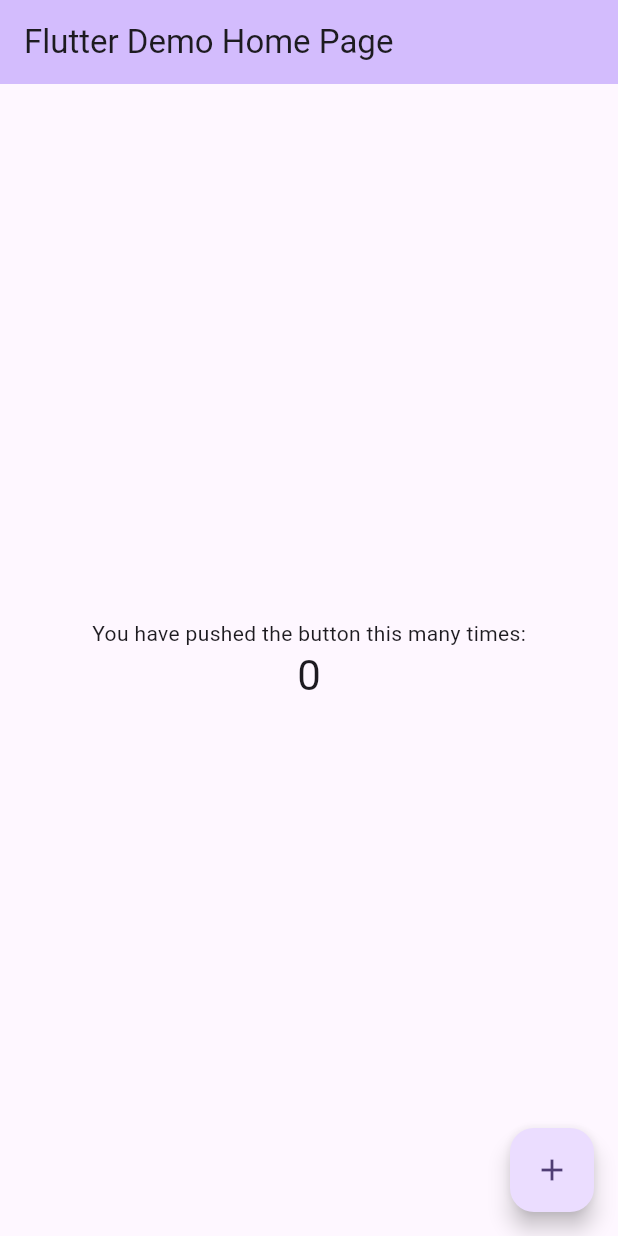
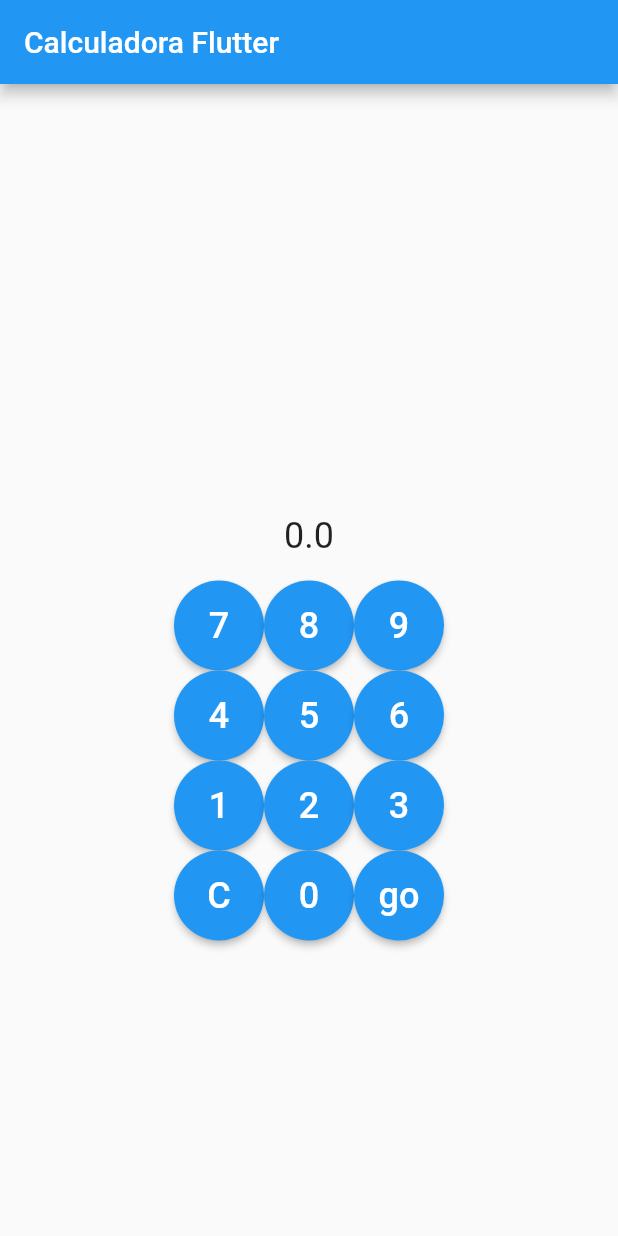
Before and after one commit to miguelvh-coder/app_oper, a Flutter app: the screen it shows after launch, on a phone screen of 412 x 824 dp. Run offline on Flutter 3.47's test engine with Material 2 defaults, Android fonts, the phone set to English and light mode, and no system bars; our stand-ins replace get.

Commit message:
Add files via upload

```diff
--- a/lib/main.dart
+++ b/lib/main.dart
@@ -1,125 +1,123 @@
 import 'package:flutter/material.dart';
+import 'ui/pages/pregunta.dart';
 
 void main() {
-  runApp(const MyApp());
+  runApp(CalculatorApp());
 }
 
-class MyApp extends StatelessWidget {
-  const MyApp({super.key});
-
-  // This widget is the root of your application.
+class CalculatorApp extends StatelessWidget {
   @override
   Widget build(BuildContext context) {
     return MaterialApp(
-      title: 'Flutter Demo',
-      theme: ThemeData(
-        // This is the theme of your application.
-        //
-        // TRY THIS: Try running your application with "flutter run". You'll see
-        // the application has a blue toolbar. Then, without quitting the app,
-        // try changing the seedColor in the colorScheme below to Colors.green
-        // and then invoke "hot reload" (save your changes or press the "hot
-        // reload" button in a Flutter-supported IDE, or press "r" if you used
-        // the command line to start the app).
-        //
-        // Notice that the counter didn't reset back to zero; the application
-        // state is not lost during the reload. To reset the state, use hot
-        // restart instead.
-        //
-        // This works for code too, not just values: Most code changes can be
-        // tested with just a hot reload.
-        colorScheme: ColorScheme.fromSeed(seedColor: Colors.deepPurple),
-        useMaterial3: true,
-      ),
-      home: const MyHomePage(title: 'Flutter Demo Home Page'),
+      home: Calculator(),
     );
   }
 }
 
-class MyHomePage extends StatefulWidget {
-  const MyHomePage({super.key, required this.title});
-
-  // This widget is the home page of your application. It is stateful, meaning
-  // that it has a State object (defined below) that contains fields that affect
-  // how it looks.
-
-  // This class is the configuration for the state. It holds the values (in this
-  // case the title) provided by the parent (in this case the App widget) and
-  // used by the build method of the State. Fields in a Widget subclass are
-  // always marked "final".
-
-  final String title;
-
+class Calculator extends StatefulWidget {
   @override
-  State<MyHomePage> createState() => _MyHomePageState();
+  _CalculatorState createState() => _CalculatorState();
 }
 
-class _MyHomePageState extends State<MyHomePage> {
-  int _counter = 0;
+class _CalculatorState extends State<Calculator> {
+  String input = "";
+  double result = 0.0;
 
-  void _incrementCounter() {
+  void _onButtonPressed(String buttonText) {
     setState(() {
-      // This call to setState tells the Flutter framework that something has
-      // changed in this State, which causes it to rerun the build method below
-      // so that the display can reflect the updated values. If we changed
-      // _counter without calling setState(), then the build method would not be
-      // called again, and so nothing would appear to happen.
-      _counter++;
+      if (buttonText == "C") {
+        input = "";
+        result = 0.0;
+      } else if (buttonText == "=") {
+        try {
+          result = evalExpression(input);
+        } catch (e) {
+          result = 0.0;
+        }
+      } else {
+        input += buttonText;
+      }
     });
+  }
+
+  double evalExpression(String expression) {
+    return double.tryParse(expression) ?? 0.0;
+  }
+
+  Widget buildCircularButton(String buttonText, {Color? buttonColor}) {
+    buttonColor ??= Colors.blue; // Color predeterminado
+    if (buttonText == "=") {
+      buttonColor = Colors.orange; // Cambia el color del botón "=" a naranja
+    }
+
+    return Container(
+      width: 60.0,
+      height: 60.0,
+      child: ElevatedButton(
+        onPressed: () {
+          _onButtonPressed(buttonText);
+        },
+        child: Text(
+          buttonText,
+          style: TextStyle(fontSize: 24.0),
+        ),
+        style: ElevatedButton.styleFrom(
+          shape: CircleBorder(),
+          padding: EdgeInsets.all(16.0),
+          primary: buttonColor, // Establece el color del botón
+        ),
+      ),
+    );
   }
 
   @override
   Widget build(BuildContext context) {
-    // This method is rerun every time setState is called, for instance as done
-    // by the _incrementCounter method above.
-    //
-    // The Flutter framework has been optimized to make rerunning build methods
-    // fast, so that you can just rebuild anything that needs updating rather
-    // than having to individually change instances of widgets.
+    List<List<String>> buttonGrid = [
+      ["7", "8", "9"],
+      ["4", "5", "6"],
+      ["1", "2", "3"],
+      ["C", "0", "go"],
+    ];
+
+    List<Widget> buttonRows = [];
+
+    for (List<String> row in buttonGrid) {
+      List<Widget> rowButtons = [];
+      for (String buttonText in row) {
+        rowButtons.add(buildCircularButton(buttonText));
+      }
+      buttonRows.add(Row(
+        children: rowButtons,
+        mainAxisAlignment: MainAxisAlignment.center,
+      ));
+    }
+
     return Scaffold(
       appBar: AppBar(
-        // TRY THIS: Try changing the color here to a specific color (to
-        // Colors.amber, perhaps?) and trigger a hot reload to see the AppBar
-        // change color while the other colors stay the same.
-        backgroundColor: Theme.of(context).colorScheme.inversePrimary,
-        // Here we take the value from the MyHomePage object that was created by
-        // the App.build method, and use it to set our appbar title.
-        title: Text(widget.title),
+        title: Text("Calculadora Flutter"),
       ),
-      body: Center(
-        // Center is a layout widget. It takes a single child and positions it
-        // in the middle of the parent.
-        child: Column(
-          // Column is also a layout widget. It takes a list of children and
-          // arranges them vertically. By default, it sizes itself to fit its
-          // children horizontally, and tries to be as tall as its parent.
-          //
-          // Column has various properties to control how it sizes itself and
-          // how it positions its children. Here we use mainAxisAlignment to
-          // center the children vertically; the main axis here is the vertical
-          // axis because Columns are vertical (the cross axis would be
-          // horizontal).
-          //
-          // TRY THIS: Invoke "debug painting" (choose the "Toggle Debug Paint"
-          // action in the IDE, or press "p" in the console), to see the
-          // wireframe for each widget.
-          mainAxisAlignment: MainAxisAlignment.center,
-          children: <Widget>[
-            const Text(
-              'You have pushed the button this many times:',
+      body: Column(
+        mainAxisAlignment: MainAxisAlignment.center,
+        children: [
+          Container(
+            padding: EdgeInsets.all(16.0),
+            child: Text(
+              input,
+              style: TextStyle(fontSize: 36.0),
             ),
-            Text(
-              '$_counter',
-              style: Theme.of(context).textTheme.headlineMedium,
+          ),
+          Container(
+            padding: EdgeInsets.all(16.0),
+            child: Text(
+              "$result",
+              style: TextStyle(fontSize: 24.0),
             ),
-          ],
-        ),
+          ),
+          Column(
+            children: buttonRows,
+          ),
+        ],
       ),
-      floatingActionButton: FloatingActionButton(
-        onPressed: _incrementCounter,
-        tooltip: 'Increment',
-        child: const Icon(Icons.add),
-      ), // This trailing comma makes auto-formatting nicer for build methods.
     );
   }
 }
```
Also changed, not shown: lib/ui/controllers/dificultad.dart (added, +10 -0 lines), lib/ui/controllers/result_writer.dart (added, +9 -0 lines), lib/ui/widgets/operacion.dart (added, +21 -0 lines), lib/ui/pages/inicio.dart (added), lib/ui/pages/pregunta.dart (added), 1 other file.
